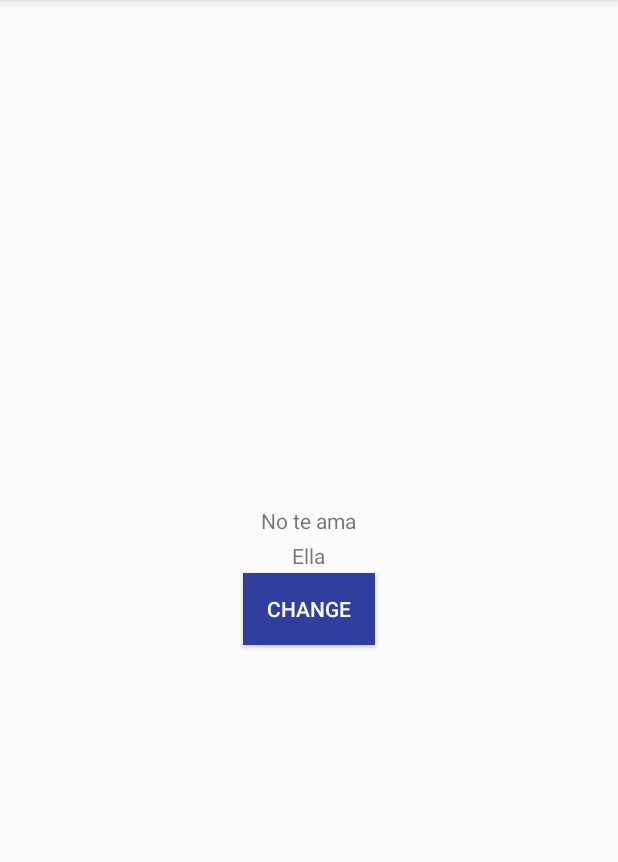
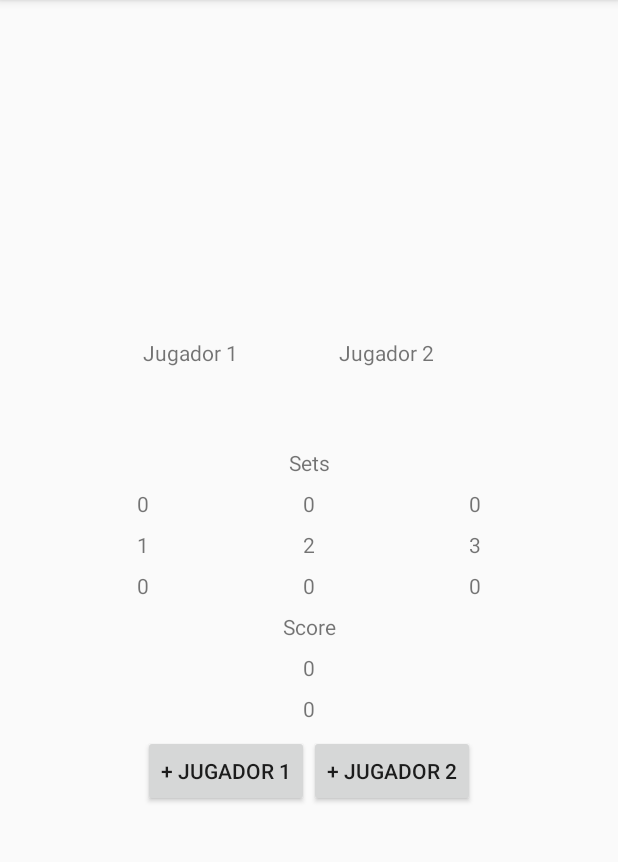
Before and after one commit to RodrigoRov/Labo2, an Android app: the screen it shows after launch (MainActivity), on a phone screen of 412 x 824 dp, the part 84-946 px from its top. Run offline under Robolectric (Android 15) with nearby library versions, the phone set to English and light mode, and no system bars.

```diff
--- a/app/src/main/res/layout/activity_main.xml
+++ b/app/src/main/res/layout/activity_main.xml
@@ -1,42 +1,161 @@
 <?xml version="1.0" encoding="utf-8"?>
-<LinearLayout xmlns:android="http://schemas.android.com/apk/res/android"
+<TableLayout xmlns:android="http://schemas.android.com/apk/res/android"
     xmlns:app="http://schemas.android.com/apk/res-auto"
     xmlns:tools="http://schemas.android.com/tools"
     android:layout_width="match_parent"
     android:layout_height="match_parent"
-    android:layout_margin="8dp"
-    android:orientation="vertical"
     android:gravity="center"
     tools:context="com.rovelo.labo2.MainActivity">
 
+    <TableRow
+        android:layout_width="match_parent"
+        android:layout_height="match_parent"
+        android:gravity="center_horizontal"
+        android:layout_marginBottom="50dp">
         <TextView
-        android:id="@+id/textView1"
+            android:text="Jugador 1"
             android:layout_width="wrap_content"
             android:layout_height="wrap_content"
-        android:text="No te ama"
-        app:layout_constraintBottom_toBottomOf="parent"
-        app:layout_constraintLeft_toLeftOf="parent"
-        app:layout_constraintRight_toRightOf="parent"
-        android:layout_marginBottom="2dp"
-        app:layout_constraintTop_toTopOf="parent" />
+            android:layout_marginRight="20dp"/>
         <TextView
-        android:id="@+id/textView2"
+            android:text="Jugador 2"
             android:layout_width="wrap_content"
             android:layout_height="wrap_content"
-        android:text="Ella"
-        app:layout_constraintBottom_toBottomOf="parent"
-        app:layout_constraintLeft_toLeftOf="parent"
-        android:layout_marginTop="2dp"
-        app:layout_constraintRight_toRightOf="parent"
-        app:layout_constraintTop_toTopOf="parent" />
+            android:layout_marginLeft="20dp"/>
+    </TableRow>
+
+    <TableRow
+        android:layout_width="match_parent"
+        android:layout_height="match_parent"
+        android:layout_marginBottom="4dp"
+        android:layout_marginTop="4dp"
+        android:gravity="center_horizontal">
+
+        <TextView
+            android:layout_width="wrap_content"
+            android:layout_height="wrap_content"
+            android:textAlignment="center"
+            android:text="Sets" />
+    </TableRow>
+
+    <TableRow
+        android:layout_width="match_parent"
+        android:layout_height="match_parent"
+        android:layout_marginBottom="4dp"
+        android:layout_marginTop="4dp"
+        android:gravity="center_horizontal">
+
+        <TextView
+            android:layout_width="match_parent"
+            android:layout_height="match_parent"
+            android:text="0" />
+        <TextView
+            android:layout_width="match_parent"
+            android:layout_height="match_parent"
+            android:text="0" />
+        <TextView
+            android:layout_width="match_parent"
+            android:layout_height="match_parent"
+
+            android:text="0" />
+    </TableRow>
+
+    <TableRow
+        android:layout_width="match_parent"
+        android:layout_height="match_parent"
+        android:layout_marginBottom="4dp"
+        android:layout_marginTop="4dp"
+        android:gravity="center_horizontal">
+
+        <TextView
+            android:layout_width="wrap_content"
+            android:layout_height="wrap_content"
+            android:text="1" />
+
+        <TextView
+            android:layout_width="wrap_content"
+            android:layout_height="wrap_content"
+            android:text="2" />
+
+        <TextView
+            android:layout_width="match_parent"
+            android:layout_height="match_parent"
+            android:text="3" />
+
+    </TableRow>
+    <TableRow
+        android:layout_width="match_parent"
+        android:layout_height="match_parent"
+        android:layout_marginBottom="4dp"
+        android:layout_marginTop="4dp"
+        android:gravity="center_horizontal">
+        <TextView
+            android:layout_width="wrap_content"
+            android:layout_height="wrap_content"
+            android:text="0" />
+        <TextView
+            android:layout_width="wrap_content"
+            android:layout_height="wrap_content"
+            android:text="0" />
+        <TextView
+            android:layout_width="wrap_content"
+            android:layout_height="wrap_content"
+            android:text="0" />
+    </TableRow>
+    <TableRow
+        android:layout_width="match_parent"
+        android:layout_height="match_parent"
+        android:layout_marginBottom="4dp"
+        android:layout_marginTop="4dp"
+        android:gravity="center_horizontal">
+        <TextView
+            android:layout_width="wrap_content"
+            android:layout_height="wrap_content"
+            android:textAlignment="center"
+            android:text="Score" />
+    </TableRow>
+    <TableRow
+        android:layout_width="match_parent"
+        android:layout_height="match_parent"
+        android:layout_marginBottom="4dp"
+        android:layout_marginTop="4dp"
+        android:gravity="center_horizontal">
+        <TextView
+            android:layout_width="wrap_content"
+            android:layout_height="wrap_content"
+            android:textAlignment="center"
+            android:text="0" />
+    </TableRow>
+    <TableRow
+        android:layout_width="match_parent"
+        android:layout_height="match_parent"
+        android:layout_marginBottom="4dp"
+        android:layout_marginTop="4dp"
+        android:gravity="center_horizontal">
+        <TextView
+            android:layout_width="wrap_content"
+            android:layout_height="wrap_content"
+            android:textAlignment="center"
+            android:text="0" />
+    </TableRow>
+    <TableRow
+        android:layout_width="match_parent"
+        android:layout_height="match_parent"
+        android:layout_marginBottom="4dp"
+        android:layout_marginTop="4dp"
+        android:gravity="center_horizontal">
         <Button
-        android:layout_marginTop="2dp"
-        android:id="@+id/changeText1"
-        android:onClick="changeText"
-        android:text="Change"
-        android:textColor="#FFFF"
-        android:background="@color/colorPrimaryDark"
             android:layout_width="wrap_content"
-        android:layout_height="wrap_content" />
+            android:layout_height="wrap_content"
+            android:text="+ Jugador 1"
+            />
+        <Button
+            android:layout_width="wrap_content"
+            android:layout_height="wrap_content"
+            android:text="+ Jugador 2"
+            />
+    </TableRow>
 
-</LinearLayout>
+
+
+</TableLayout>
```
Lines whose indentation alone changed are shown as unchanged.
